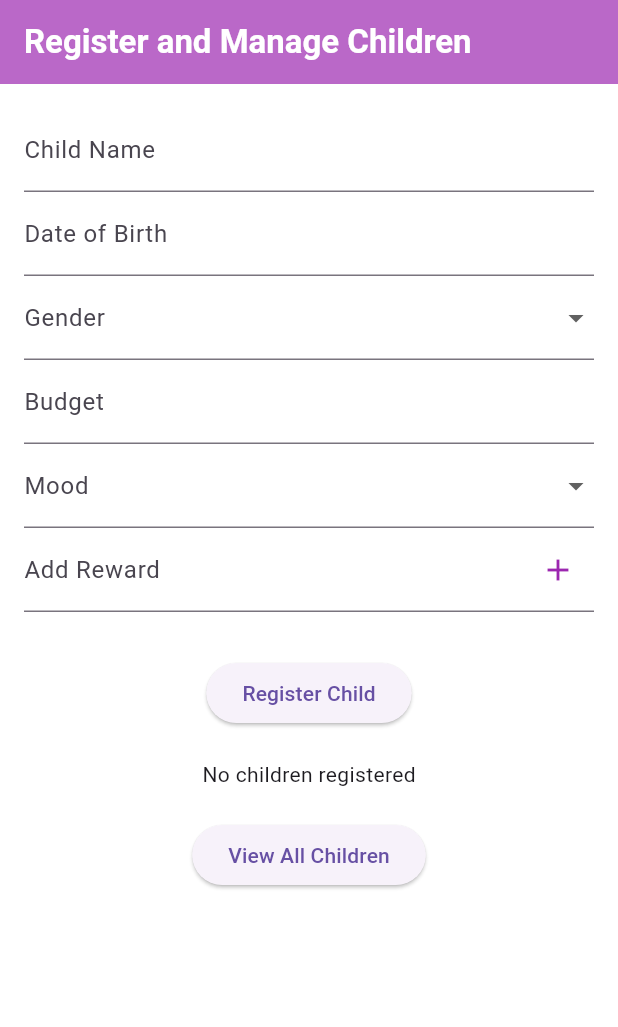
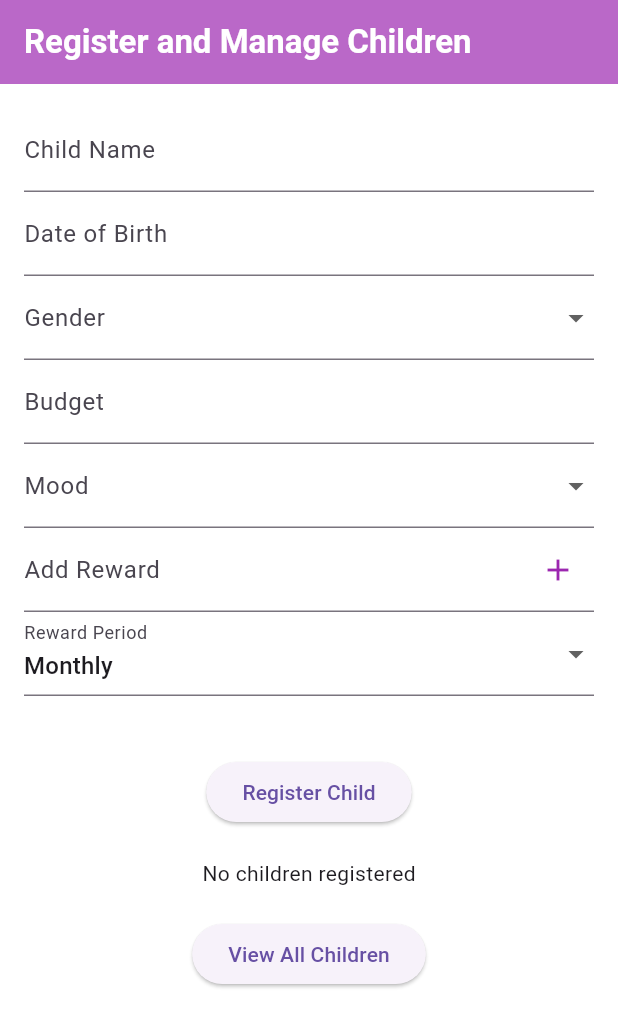
Before and after one commit to deemaoaloufi/KidCoin_App, a Flutter app: the ChildRegistrationForm screen opened directly with empty values, on a phone screen of 412 x 824 dp. Shown: the top 1027 px of the screen. Run offline on Flutter 3.47's test engine with Material 3 defaults, Android fonts, the phone set to English and light mode, and no system bars; our stand-ins replace cloud_firestore, firebase_auth, firebase_core; accounts and stored records are empty.

Commit message:
Updated child_registration.dart

```diff
--- a/lib/methods/child_registration.dart
+++ b/lib/methods/child_registration.dart
@@ -25,6 +25,8 @@ class _ChildRegistrationState extends State<ChildRegistrationForm> {
   String? _editingChildId;
   double? _budget;
   String _mood = '';
+  String _timePeriod = 'Monthly'; // Default time period
+
   RewardManager rewardManager = RewardManager();
   final TextEditingController _rewardController = TextEditingController();
 
@@ -270,7 +272,27 @@ class _ChildRegistrationState extends State<ChildRegistrationForm> {
                         ),
                       ),
                     ),
+
+// Fixed Dropdown for Reward Period
+DropdownButtonFormField<String>(
+  value: _timePeriod,  // Default time period
+  decoration: const InputDecoration(labelText: 'Reward Period'),
+  items: ['daily', 'Weekly', 'Monthly']
+      .map((period) => DropdownMenuItem(value: period, child: Text(period)))
+      .toList(),
+  onChanged: (value) {
+    if (value != null) {
+      setState(() {
+        _timePeriod = value;  // Update the selected reward period
+      });
+    }
+  },
+  validator: (value) => value == null ? 'Please select a reward period' : null,
+),
+
+const SizedBox(height: 10),
                     const SizedBox(height: 10),
+
                     ...rewardManager.rewards.map(_buildRewardBox),
                     const SizedBox(height: 20),
                     _isLoading
```
